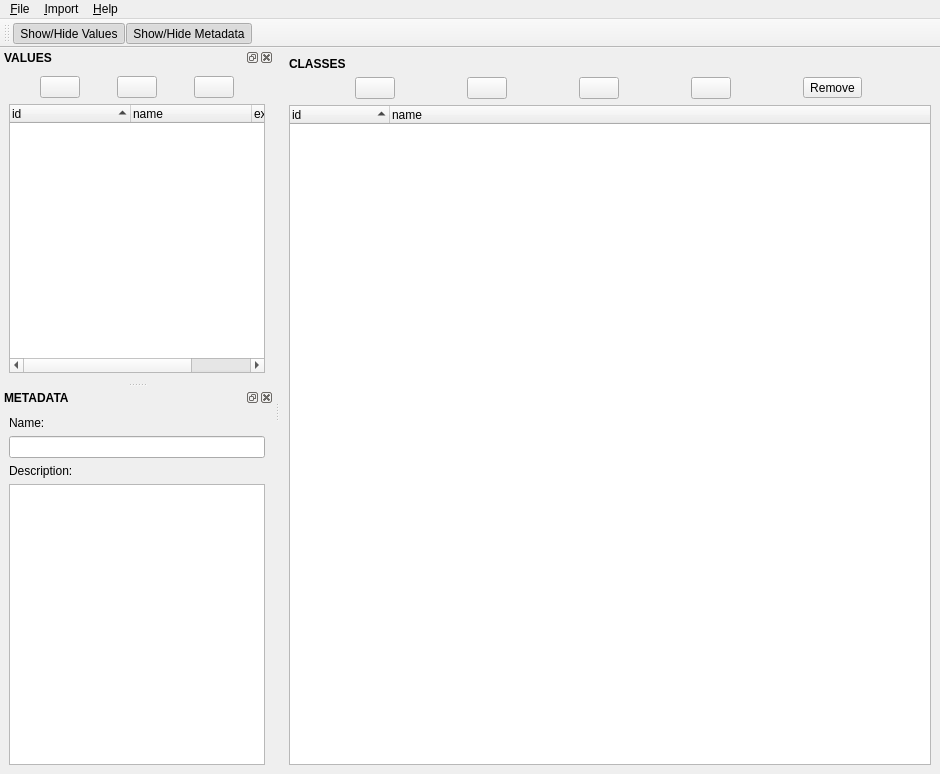
Above: LCCEditor/gui/main.ui from USEPA/LCCEditor before the change. Below: the same form after it.
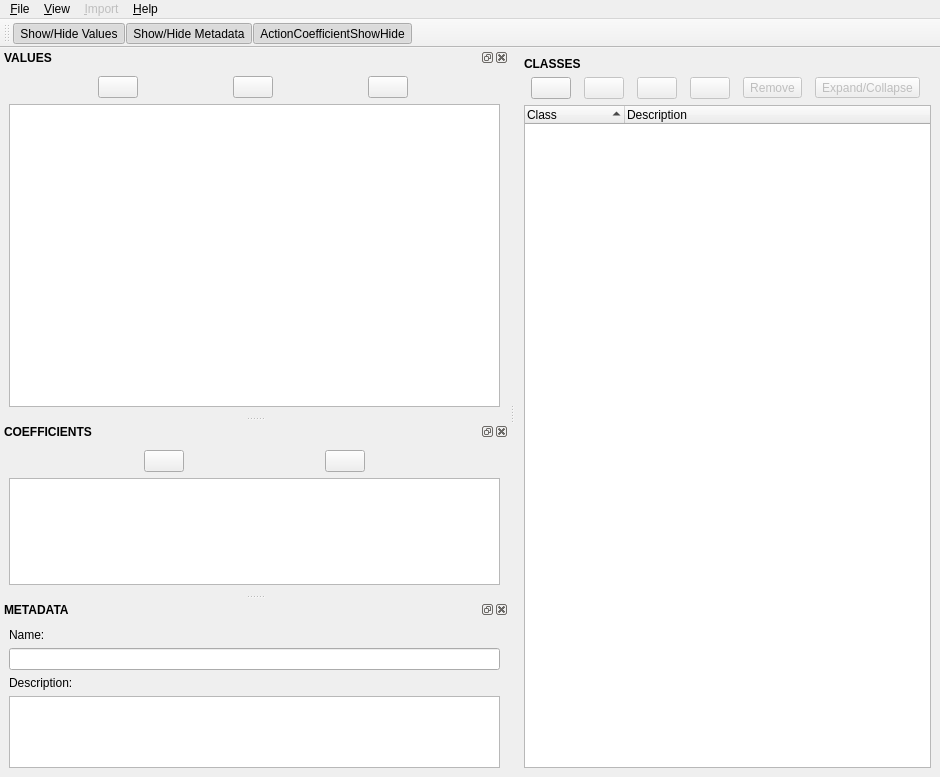
That is the form after the change. Icons and pictures are not drawn.

Diff of the .ui file:
```diff
--- a/LCCEditor/gui/main.ui
+++ b/LCCEditor/gui/main.ui
@@ -20,8 +20,8 @@
    <string>Land Cover Classification Editor</string>
   </property>
   <widget class="QWidget" name="ClassesWidget">
-   <layout class="QVBoxLayout" name="verticalLayout_4">
-    <item>
+   <layout class="QGridLayout" name="gridLayout_4">
+    <item row="0" column="0">
      <widget class="QLabel" name="ClassesLabel">
       <property name="font">
        <font>
@@ -35,28 +35,8 @@
       </property>
      </widget>
     </item>
-    <item>
-     <layout class="QHBoxLayout" name="ClassesButtonsHorizontalLayout">
-      <item>
-       <widget class="QPushButton" name="ClassesInsertValuesButton">
-        <property name="sizePolicy">
-         <sizepolicy hsizetype="Fixed" vsizetype="Fixed">
-          <horstretch>23</horstretch>
-          <verstretch>22</verstretch>
-         </sizepolicy>
-        </property>
-        <property name="toolTip">
-         <string>Insert Values</string>
-        </property>
-        <property name="text">
-         <string/>
-        </property>
-        <property name="icon">
-         <iconset resource="main.qrc">
-          <normaloff>:/main/images/img/coins_add.png</normaloff>:/main/images/img/coins_add.png</iconset>
-        </property>
-       </widget>
-      </item>
+    <item row="1" column="0">
+     <layout class="QHBoxLayout" name="horizontalLayout">
       <item>
        <widget class="QPushButton" name="ClassesAddSiblingButton">
         <property name="sizePolicy">
@@ -79,6 +59,9 @@
       </item>
       <item>
        <widget class="QPushButton" name="ClassesAddChildButton">
+        <property name="enabled">
+         <bool>false</bool>
+        </property>
         <property name="sizePolicy">
          <sizepolicy hsizetype="Fixed" vsizetype="Fixed">
           <horstretch>0</horstretch>
@@ -99,6 +82,9 @@
       </item>
       <item>
        <widget class="QPushButton" name="ClassesEditButton">
+        <property name="enabled">
+         <bool>false</bool>
+        </property>
         <property name="sizePolicy">
          <sizepolicy hsizetype="Fixed" vsizetype="Fixed">
           <horstretch>0</horstretch>
@@ -115,10 +101,42 @@
          <iconset resource="main.qrc">
           <normaloff>:/main/images/img/application_edit.png</normaloff>:/main/images/img/application_edit.png</iconset>
         </property>
+        <property name="shortcut">
+         <string>Alt+E</string>
+        </property>
+       </widget>
+      </item>
+      <item>
+       <widget class="QPushButton" name="ClassesInsertValuesButton">
+        <property name="enabled">
+         <bool>false</bool>
+        </property>
+        <property name="sizePolicy">
+         <sizepolicy hsizetype="Fixed" vsizetype="Fixed">
+          <horstretch>23</horstretch>
+          <verstretch>22</verstretch>
+         </sizepolicy>
+        </property>
+        <property name="toolTip">
+         <string>Insert Values (Alt+I)</string>
+        </property>
+        <property name="text">
+         <string/>
+        </property>
+        <property name="icon">
+         <iconset resource="main.qrc">
+          <normaloff>:/main/images/img/coins_add.png</normaloff>:/main/images/img/coins_add.png</iconset>
+        </property>
+        <property name="shortcut">
+         <string>Alt+I</string>
+        </property>
        </widget>
       </item>
       <item>
        <widget class="QToolButton" name="ClassesRemoveButton">
+        <property name="enabled">
+         <bool>false</bool>
+        </property>
         <property name="toolTip">
          <string>Remove Class</string>
         </property>
@@ -132,6 +150,39 @@
          <iconset resource="main.qrc">
           <normaloff>:/main/images/img/delete.png</normaloff>:/main/images/img/delete.png</iconset>
         </property>
+        <property name="shortcut">
+         <string>Alt+D</string>
+        </property>
+        <property name="arrowType">
+         <enum>Qt::NoArrow</enum>
+        </property>
+       </widget>
+      </item>
+      <item>
+       <widget class="QToolButton" name="ClassesExpandCollapseButton">
+        <property name="enabled">
+         <bool>false</bool>
+        </property>
+        <property name="toolTip">
+         <string>Expand/Collapse (Alt+T)</string>
+        </property>
+        <property name="autoFillBackground">
+         <bool>false</bool>
+        </property>
+        <property name="text">
+         <string>Expand/Collapse</string>
+        </property>
+        <property name="icon">
+         <iconset resource="main.qrc">
+          <normaloff>:/main/images/img/chart_organisation_add.png</normaloff>
+          <normalon>:/main/images/img/chart_organisation_delete.png</normalon>:/main/images/img/chart_organisation_add.png</iconset>
+        </property>
+        <property name="shortcut">
+         <string>Alt+T</string>
+        </property>
+        <property name="checkable">
+         <bool>true</bool>
+        </property>
         <property name="arrowType">
          <enum>Qt::NoArrow</enum>
         </property>
@@ -139,7 +190,7 @@
       </item>
      </layout>
     </item>
-    <item>
+    <item row="2" column="0">
      <widget class="QTreeWidget" name="ClassesTree">
       <property name="rootIsDecorated">
        <bool>true</bool>
@@ -158,12 +209,12 @@
       </attribute>
       <column>
        <property name="text">
-        <string>id</string>
+        <string>Class</string>
        </property>
       </column>
       <column>
        <property name="text">
-        <string>name</string>
+        <string>Description</string>
        </property>
       </column>
      </widget>
@@ -200,16 +251,51 @@
     <addaction name="ActionAbout"/>
    </widget>
    <widget class="QMenu" name="MenuImport">
+    <property name="enabled">
+     <bool>false</bool>
+    </property>
     <property name="title">
      <string>&amp;Import</string>
     </property>
     <addaction name="ActionImportFromRaster"/>
    </widget>
+   <widget class="QMenu" name="MenuView">
+    <property name="title">
+     <string>&amp;View</string>
+    </property>
+    <addaction name="ActionValues_Dock"/>
+    <addaction name="ActionCoefficient_Dock"/>
+    <addaction name="ActionMetadata_Dock"/>
+   </widget>
    <addaction name="MenuFile"/>
+   <addaction name="MenuView"/>
    <addaction name="MenuImport"/>
    <addaction name="MenuHelp"/>
   </widget>
+  <widget class="QToolBar" name="ToolBar">
+   <property name="windowTitle">
+    <string>toolBar</string>
+   </property>
+   <property name="toolTip">
+    <string>Show/Hide Values</string>
+   </property>
+   <attribute name="toolBarArea">
+    <enum>TopToolBarArea</enum>
+   </attribute>
+   <attribute name="toolBarBreak">
+    <bool>false</bool>
+   </attribute>
+   <addaction name="ActionValuesShowHide"/>
+   <addaction name="ActionMetadataShowHide"/>
+   <addaction name="ActionCoefficientShowHide"/>
+  </widget>
   <widget class="QDockWidget" name="ValuesDock">
+   <property name="minimumSize">
+    <size>
+     <width>509</width>
+     <height>368</height>
+    </size>
+   </property>
    <property name="font">
     <font>
      <family>Arial</family>
@@ -224,36 +310,9 @@
     <number>1</number>
    </attribute>
    <widget class="QWidget" name="ValuesDockContents">
-    <layout class="QVBoxLayout" name="verticalLayout">
-     <item>
+    <layout class="QGridLayout" name="gridLayout">
+     <item row="0" column="0">
       <layout class="QHBoxLayout" name="ValuesButtonsHorizontalLayout">
-       <item>
-        <widget class="QPushButton" name="ValuesIncludeAllButton">
-         <property name="sizePolicy">
-          <sizepolicy hsizetype="Fixed" vsizetype="Fixed">
-           <horstretch>0</horstretch>
-           <verstretch>0</verstretch>
-          </sizepolicy>
-         </property>
-         <property name="font">
-          <font>
-           <family>MS Shell Dlg 2</family>
-           <weight>50</weight>
-           <bold>false</bold>
-          </font>
-         </property>
-         <property name="toolTip">
-          <string>Include All</string>
-         </property>
-         <property name="text">
-          <string/>
-         </property>
-         <property name="icon">
-          <iconset resource="main.qrc">
-           <normaloff>:/main/images/img/accept.png</normaloff>:/main/images/img/accept.png</iconset>
-         </property>
-        </widget>
-       </item>
        <item>
         <widget class="QPushButton" name="ValuesAddButton">
          <property name="sizePolicy">
@@ -306,17 +365,53 @@
           <iconset resource="main.qrc">
            <normaloff>:/main/images/img/cancel.png</normaloff>:/main/images/img/cancel.png</iconset>
          </property>
+         <property name="shortcut">
+          <string>Ctrl+D</string>
+         </property>
+         <property name="checkable">
+          <bool>false</bool>
+         </property>
+         <property name="flat">
+          <bool>false</bool>
+         </property>
+        </widget>
+       </item>
+       <item>
+        <widget class="QPushButton" name="ValuesIncludeAllButton">
+         <property name="sizePolicy">
+          <sizepolicy hsizetype="Fixed" vsizetype="Fixed">
+           <horstretch>0</horstretch>
+           <verstretch>0</verstretch>
+          </sizepolicy>
+         </property>
+         <property name="font">
+          <font>
+           <family>MS Shell Dlg 2</family>
+           <weight>50</weight>
+           <bold>false</bold>
+          </font>
+         </property>
+         <property name="toolTip">
+          <string>Deselect Exclusion (Ctrl+I)</string>
+         </property>
+         <property name="text">
+          <string/>
+         </property>
+         <property name="icon">
+          <iconset resource="main.qrc">
+           <normaloff>:/main/images/img/excluded.PNG</normaloff>:/main/images/img/excluded.PNG</iconset>
+         </property>
+         <property name="shortcut">
+          <string>Ctrl+I</string>
+         </property>
         </widget>
        </item>
       </layout>
      </item>
-     <item>
-      <widget class="QTreeWidget" name="ValuesTree">
-       <property name="font">
-        <font>
-         <weight>50</weight>
-         <bold>false</bold>
-        </font>
+     <item row="1" column="0">
+      <widget class="QTableWidget" name="ValueTableWidget">
+       <property name="enabled">
+        <bool>true</bool>
        </property>
        <property name="selectionMode">
         <enum>QAbstractItemView::ExtendedSelection</enum>
@@ -324,39 +419,116 @@
        <property name="selectionBehavior">
         <enum>QAbstractItemView::SelectItems</enum>
        </property>
-       <property name="sortingEnabled">
+       <property name="showGrid">
         <bool>true</bool>
        </property>
-       <attribute name="headerDefaultSectionSize">
-        <number>121</number>
-       </attribute>
-       <attribute name="headerMinimumSectionSize">
-        <number>4</number>
-       </attribute>
-       <attribute name="headerStretchLastSection">
-        <bool>true</bool>
-       </attribute>
-       <column>
-        <property name="text">
-         <string>id</string>
-        </property>
-       </column>
-       <column>
-        <property name="text">
-         <string>name</string>
-        </property>
-       </column>
-       <column>
-        <property name="text">
-         <string>excluded</string>
-        </property>
-       </column>
       </widget>
      </item>
     </layout>
    </widget>
   </widget>
+  <widget class="QDockWidget" name="CoefficientDock">
+   <property name="minimumSize">
+    <size>
+     <width>509</width>
+     <height>172</height>
+    </size>
+   </property>
+   <property name="font">
+    <font>
+     <family>Arial</family>
+     <weight>75</weight>
+     <bold>true</bold>
+    </font>
+   </property>
+   <property name="allowedAreas">
+    <set>Qt::AllDockWidgetAreas</set>
+   </property>
+   <property name="windowTitle">
+    <string>COEFFICIENTS</string>
+   </property>
+   <attribute name="dockWidgetArea">
+    <number>1</number>
+   </attribute>
+   <widget class="QWidget" name="dockWidgetContents">
+    <layout class="QGridLayout" name="gridLayout_2">
+     <item row="0" column="0">
+      <layout class="QHBoxLayout" name="ValuesButtonsHorizontalLayout_3">
+       <item>
+        <widget class="QPushButton" name="CoefficientAddButton">
+         <property name="enabled">
+          <bool>true</bool>
+         </property>
+         <property name="sizePolicy">
+          <sizepolicy hsizetype="Fixed" vsizetype="Fixed">
+           <horstretch>0</horstretch>
+           <verstretch>0</verstretch>
+          </sizepolicy>
+         </property>
+         <property name="font">
+          <font>
+           <family>MS Shell Dlg 2</family>
+           <weight>50</weight>
+           <bold>false</bold>
+          </font>
+         </property>
+         <property name="toolTip">
+          <string>Add Coefficients</string>
+         </property>
+         <property name="text">
+          <string/>
+         </property>
+         <property name="icon">
+          <iconset resource="main.qrc">
+           <normaloff>:/main/images/img/add.png</normaloff>:/main/images/img/add.png</iconset>
+         </property>
+        </widget>
+       </item>
+       <item>
+        <widget class="QPushButton" name="CoefficientRemoveButton">
+         <property name="enabled">
+          <bool>true</bool>
+         </property>
+         <property name="sizePolicy">
+          <sizepolicy hsizetype="Fixed" vsizetype="Fixed">
+           <horstretch>0</horstretch>
+           <verstretch>0</verstretch>
+          </sizepolicy>
+         </property>
+         <property name="font">
+          <font>
+           <family>MS Shell Dlg 2</family>
+           <weight>75</weight>
+           <bold>true</bold>
+          </font>
+         </property>
+         <property name="toolTip">
+          <string>Remove Coefficients</string>
+         </property>
+         <property name="text">
+          <string/>
+         </property>
+         <property name="icon">
+          <iconset resource="main.qrc">
+           <normaloff>:/main/images/img/cancel.png</normaloff>:/main/images/img/cancel.png</iconset>
+         </property>
+        </widget>
+       </item>
+      </layout>
+     </item>
+     <item row="1" column="0">
+      <widget class="QTableWidget" name="CoefficientTableWidget"/>
+     </item>
+    </layout>
+   </widget>
+  </widget>
   <widget class="QDockWidget" name="MetadataDock">
+   <property name="minimumSize">
+    <size>
+     <width>509</width>
+     <height>177</height>
+    </size>
+   </property>
    <property name="font">
     <font>
      <family>Arial</family>
@@ -371,8 +543,8 @@
     <number>1</number>
    </attribute>
    <widget class="QWidget" name="MetadataDockContents">
-    <layout class="QVBoxLayout" name="verticalLayout_3">
-     <item>
+    <layout class="QGridLayout" name="gridLayout_3">
+     <item row="0" column="0">
       <widget class="QLabel" name="MetadataNameLabel">
        <property name="font">
         <font>
@@ -385,7 +557,7 @@
        </property>
       </widget>
      </item>
-     <item>
+     <item row="1" column="0">
       <widget class="QLineEdit" name="MetadataNameLineEdit">
        <property name="font">
         <font>
@@ -395,7 +567,7 @@
        </property>
       </widget>
      </item>
-     <item>
+     <item row="2" column="0">
       <widget class="QLabel" name="MetadataDescriptionLabel">
        <property name="font">
         <font>
@@ -409,7 +581,7 @@
        </property>
       </widget>
      </item>
-     <item>
+     <item row="3" column="0">
       <widget class="QPlainTextEdit" name="MetadataDescriptionTextEdit">
        <property name="font">
         <font>
@@ -422,22 +594,6 @@
     </layout>
    </widget>
   </widget>
-  <widget class="QToolBar" name="ToolBar">
-   <property name="windowTitle">
-    <string>toolBar</string>
-   </property>
-   <property name="toolTip">
-    <string>Show/Hide Values</string>
-   </property>
-   <attribute name="toolBarArea">
-    <enum>TopToolBarArea</enum>
-   </attribute>
-   <attribute name="toolBarBreak">
-    <bool>false</bool>
-   </attribute>
-   <addaction name="ActionValuesShowHide"/>
-   <addaction name="ActionMetadataShowHide"/>
-  </widget>
   <action name="ActionNew">
    <property name="text">
     <string>&amp;New...</string>
@@ -513,6 +669,82 @@
     <string>Show/Hide Metadata</string>
    </property>
   </action>
+  <action name="ActionCoefficientShowHide">
+   <property name="checkable">
+    <bool>true</bool>
+   </property>
+   <property name="checked">
+    <bool>true</bool>
+   </property>
+   <property name="icon">
+    <iconset resource="main.qrc">
+     <normaloff>:/main/images/img/coins_add.png</normaloff>:/main/images/img/coins_add.png</iconset>
+   </property>
+   <property name="text">
+    <string>ActionCoefficientShowHide</string>
+   </property>
+   <property name="toolTip">
+    <string>Show/Hide Coefficients</string>
+   </property>
+  </action>
+  <action name="ActionRestore_AutoSave">
+   <property name="enabled">
+    <bool>true</bool>
+   </property>
+   <property name="text">
+    <string>&amp;Restore AutoSave</string>
+   </property>
+   <property name="shortcut">
+    <string>Ctrl+R</string>
+   </property>
+  </action>
+  <action name="ActionValues_Dock">
+   <property name="checkable">
+    <bool>true</bool>
+   </property>
+   <property name="checked">
+    <bool>true</bool>
+   </property>
+   <property name="text">
+    <string>Show/Hide Values Dock</string>
+   </property>
+   <property name="toolTip">
+    <string>Show/Hide Values Dock</string>
+   </property>
+  </action>
+  <action name="ActionCoefficient_Dock">
+   <property name="checkable">
+    <bool>true</bool>
+   </property>
+   <property name="checked">
+    <bool>true</bool>
+   </property>
+   <property name="text">
+    <string>Show/Hide Coefficient Dock</string>
+   </property>
+   <property name="toolTip">
+    <string>Show/Hide Coefficient Dock</string>
+   </property>
+  </action>
+  <action name="ActionMetadata_Dock">
+   <property name="checkable">
+    <bool>true</bool>
+   </property>
+   <property name="checked">
+    <bool>true</bool>
+   </property>
+   <property name="text">
+    <string>Show/Hide Metadata Dock</string>
+   </property>
+   <property name="toolTip">
+    <string>Show/Hide Metadata Dock</string>
+   </property>
+  </action>
+  <action name="actionNone">
+   <property name="text">
+    <string>None</string>
+   </property>
+  </action>
  </widget>
  <tabstops>
   <tabstop>MetadataNameLineEdit</tabstop>
```
Left out of the diff: 226 changed lines with no effect on the pictures.
